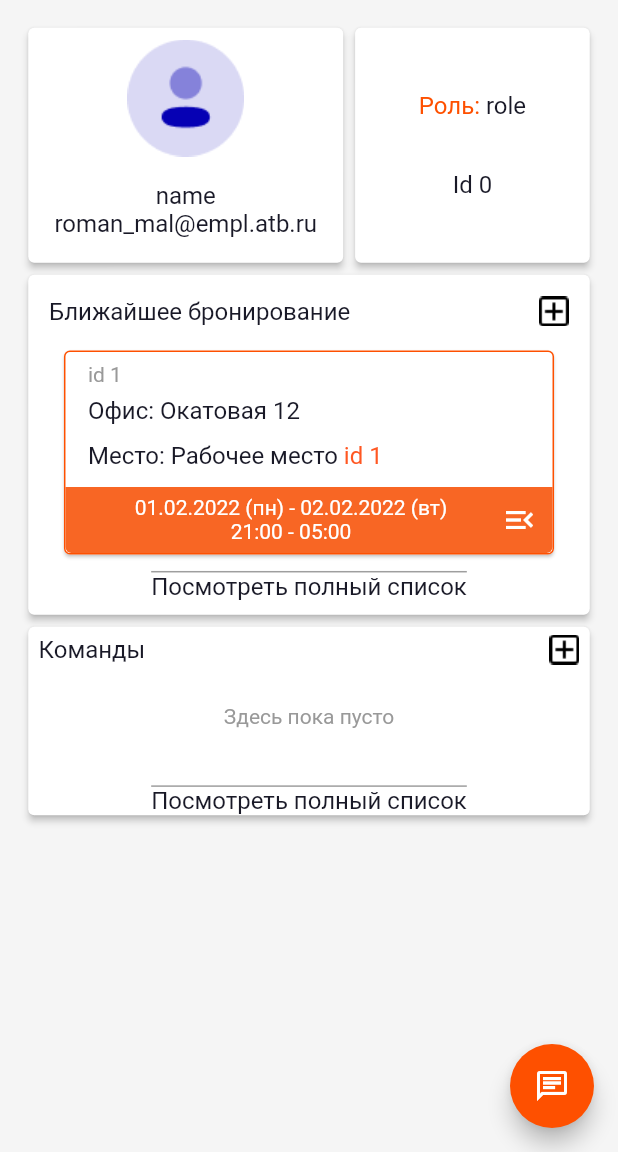
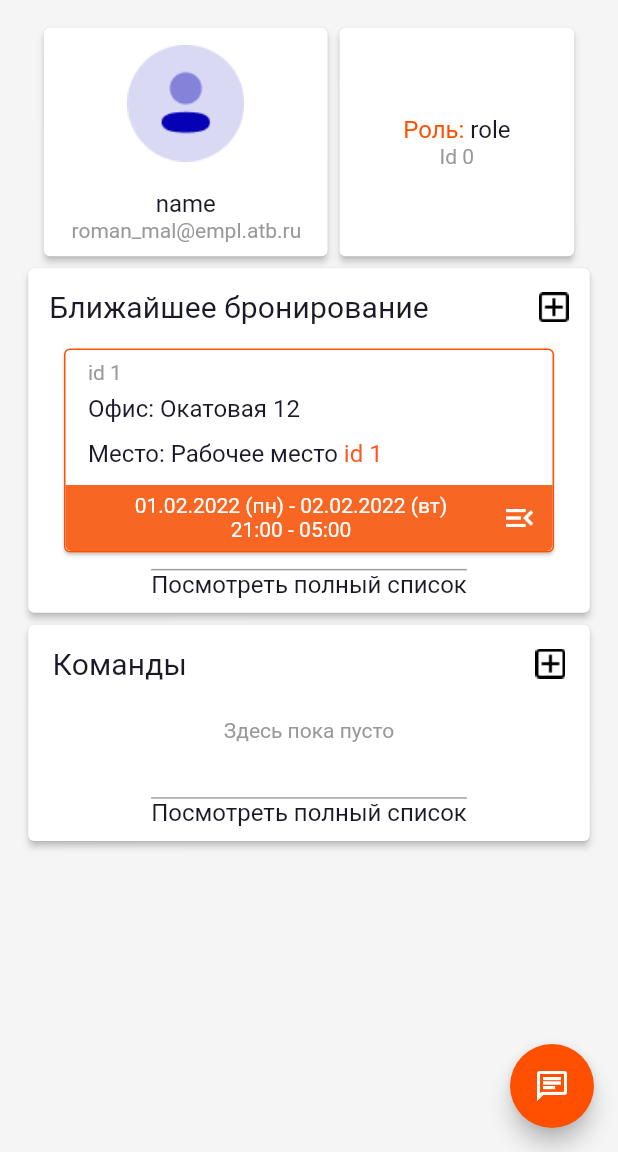
Before and after one commit to PainappuruNyan/flutter_study_project, a Flutter app: the ProfileScreen screen opened by its route, on a phone screen of 412 x 824 dp, the part 84-1236 px from its top. Run offline on Flutter 3.47's test engine with Material 2 defaults, Android fonts, the phone set to English and light mode, and no system bars; our stand-ins replace dartz, equatable, flutter_screenutil, internet_connection_checker, shared_preferences; accounts and stored records are empty; network calls fail.

Commit message:
Bug fix profile screen
See merge request plugin-fall/team5/atb_plugin_flutter!5

```diff
--- a/lib/src/presentation/screens/profile_screen.dart
+++ b/lib/src/presentation/screens/profile_screen.dart
@@ -14,6 +14,7 @@ import '../../data/datasources/remote_data_source.dart';
 import '../../data/repositories/employee_repository_impl.dart';
 import '../../domain/entities/employee.dart';
 import '../../domain/usecases/get_employee_by_id.dart';
+import '../routes/routes.dart';
 import '../widgets/booking_card.dart';
 import '../widgets/id_card.dart';
 import '../widgets/navigation_drawer.dart' as NavigationDrawer;
@@ -71,18 +72,16 @@ class _ProfileScreenState extends State<ProfileScreen> {
         child: Column(
           crossAxisAlignment: CrossAxisAlignment.stretch,
           children: <Widget>[
-            ConstrainedBox(
-              constraints: BoxConstraints(maxHeight: 160.h),
+            IntrinsicHeight(
               child: Row(
                 crossAxisAlignment: CrossAxisAlignment.stretch,
                 mainAxisAlignment: MainAxisAlignment.center,
                 children:  <Widget>[
-                  Expanded(
+                  Flexible(
                     flex: 57,
-                    child:
-                        UserCard(employee.name, 'roman_mal@empl.atb.ru'),
+                    child: UserCard(employee.name, 'roman_mal@empl.atb.ru'),
                   ),
-                  Expanded(
+                  Flexible(
                     flex: 43,
                     child: IdCard(employee.id, employee.role),
                   )
@@ -107,8 +106,8 @@ class _ProfileScreenState extends State<ProfileScreen> {
                             EdgeInsets.only(top: 5.h, left: 4.w, right: 4.w),
                         child: Row(
                           mainAxisAlignment: MainAxisAlignment.spaceBetween,
-                          children: const <Widget>[
-                            Text('Ближайшее бронирование'),
+                          children: <Widget>[
+                            Text('Ближайшее бронирование', style: Theme.of(context).textTheme.subtitle2,),
                             Image(image: AssetImage('assets/images/Union.png'))
                           ],
                         ),
@@ -119,7 +118,10 @@ class _ProfileScreenState extends State<ProfileScreen> {
                         decoration: const BoxDecoration(
                             border: Border(
                                 top: BorderSide(color: Colors.grey))),
-                        child: const Text('Посмотреть полный список'),
+                        child: InkWell(
+                          child: Text('Посмотреть полный список'),
+                          onTap: (){Navigator.pushNamed(context, Routes.booking_list);},
+                        ),
                       )
                     ],
                   ),
@@ -130,17 +132,19 @@ class _ProfileScreenState extends State<ProfileScreen> {
               elevation: 2,
               shape: RoundedRectangleBorder(
                   borderRadius: BorderRadius.circular(4)),
+              child: Container(
+                padding: EdgeInsets.all(9.sp),
                 child: ConstrainedBox(
                   constraints: BoxConstraints(minHeight: 122.h),
                   child: Column(
                     mainAxisAlignment: MainAxisAlignment.spaceBetween,
                     children: <Widget>[
                       Container(
-                      padding: EdgeInsets.only(top: 5.h, left: 6.w, right: 6.w),
+                        margin: EdgeInsets.only(top: 5.h, left: 6.w, right: 6.w),
                         child: Row(
                           mainAxisAlignment: MainAxisAlignment.spaceBetween,
-                        children: const <Widget>[
-                          Text('Команды'),
+                          children: <Widget>[
+                            Text('Команды', style: Theme.of(context).textTheme.subtitle2,),
                             Image(image: AssetImage('assets/images/Union.png'))
                           ],
                         ),
@@ -151,9 +155,13 @@ class _ProfileScreenState extends State<ProfileScreen> {
                         decoration: const BoxDecoration(
                             border: Border(
                                 top: BorderSide(color: Colors.grey))),
-                      child: const Text('Посмотреть полный список'),
+                        child:  InkWell(
+                          child: Text('Посмотреть полный список'),
+                          onTap: (){Navigator.pushNamed(context, Routes.team_list);},
+                        ),
                       )
                     ],
+                  ),
                 ),
               ),
             )
--- a/lib/src/presentation/widgets/id_card.dart
+++ b/lib/src/presentation/widgets/id_card.dart
@@ -11,9 +11,7 @@ class IdCard extends StatelessWidget {
 
   @override
   Widget build(BuildContext context) {
-    return SizedBox(
-      height: 141.h,
-      child: Card(
+    return Card(
       elevation: 2,
       shape: RoundedRectangleBorder(
           borderRadius: BorderRadius.circular(4)
@@ -22,7 +20,8 @@ class IdCard extends StatelessWidget {
         padding: EdgeInsets.all(9.sp),
         alignment: Alignment.center,
         child: Column(
-            mainAxisAlignment: MainAxisAlignment.spaceEvenly,
+          mainAxisAlignment: MainAxisAlignment.center,
+          mainAxisSize: MainAxisSize.min,
           children: <Widget> [
             Row(
               mainAxisAlignment: MainAxisAlignment.center,
@@ -34,9 +33,8 @@ class IdCard extends StatelessWidget {
                 Text(role)
               ],
             ),
-              Text('Id ${id.toString()}'),
+            Text('Id ${id.toString()}', style: Theme.of(context).textTheme.bodySmall,),
           ],
-          ),
         ),
       ),
     );
--- a/lib/src/presentation/widgets/user_card.dart
+++ b/lib/src/presentation/widgets/user_card.dart
@@ -9,27 +9,31 @@ class UserCard extends StatelessWidget {
 
   @override
   Widget build(BuildContext context) {
-    return ConstrainedBox(
-      constraints: BoxConstraints(
-        minHeight: 141.h,
-      ),
-      child: Card(
+    return Card(
       elevation: 2,
       shape: RoundedRectangleBorder(
         borderRadius: BorderRadius.circular(4),
       ),
-        child: Padding(
-          padding: const EdgeInsets.all(8.0),
+      child: Container(
+        padding: EdgeInsets.all(9.sp),
         child: Column(
+          mainAxisAlignment: MainAxisAlignment.center,
+          mainAxisSize: MainAxisSize.min,
           children: <Widget>[
-              const Image(image: AssetImage('assets/images/Group 1740.png')),
+            Image(image: const AssetImage('assets/images/Group 1740.png'), height: 80.sp, width: 80.sp,),
             Container(
-                margin:  EdgeInsets.only(top: 16.h),
-                child: Text(name),
+
+              margin:  EdgeInsets.only(top: 16.h, left: 8.w, right: 8.w),
+              child: Text(name, textAlign: TextAlign.center,),
             ),
-              Text(email)
+            Container(
+              padding: EdgeInsets.only(left: 8.w, right: 8.sp),
+              child: Text(
+                email,
+                style: Theme.of(context).textTheme.bodySmall,
+                textAlign: TextAlign.center,
+              ))
           ],
-          ),
         ),
       ),
     );
```
Lines whose indentation alone changed are shown as unchanged.
